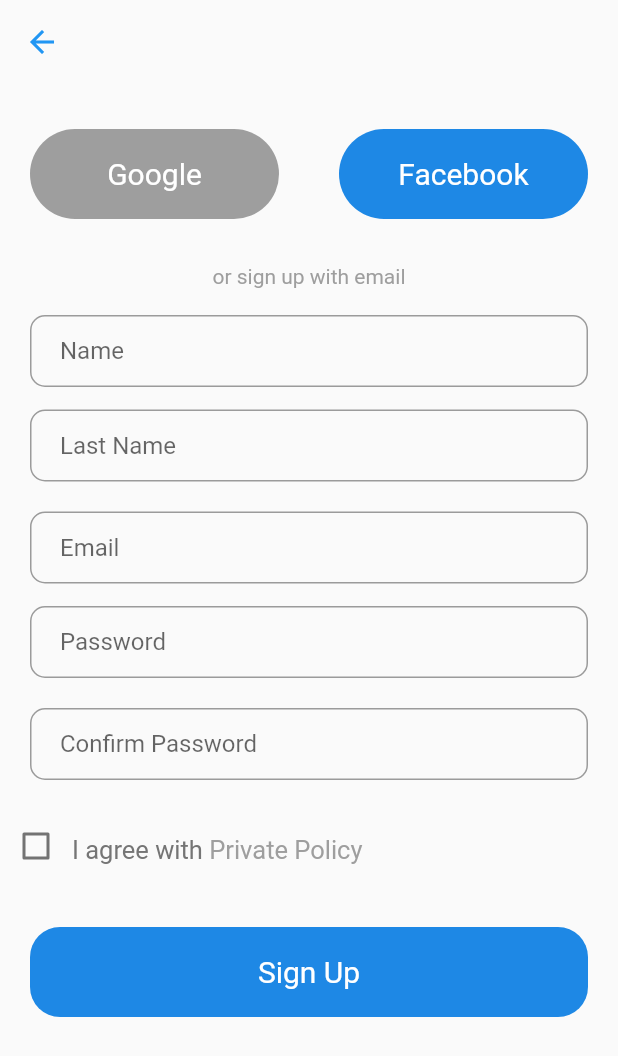
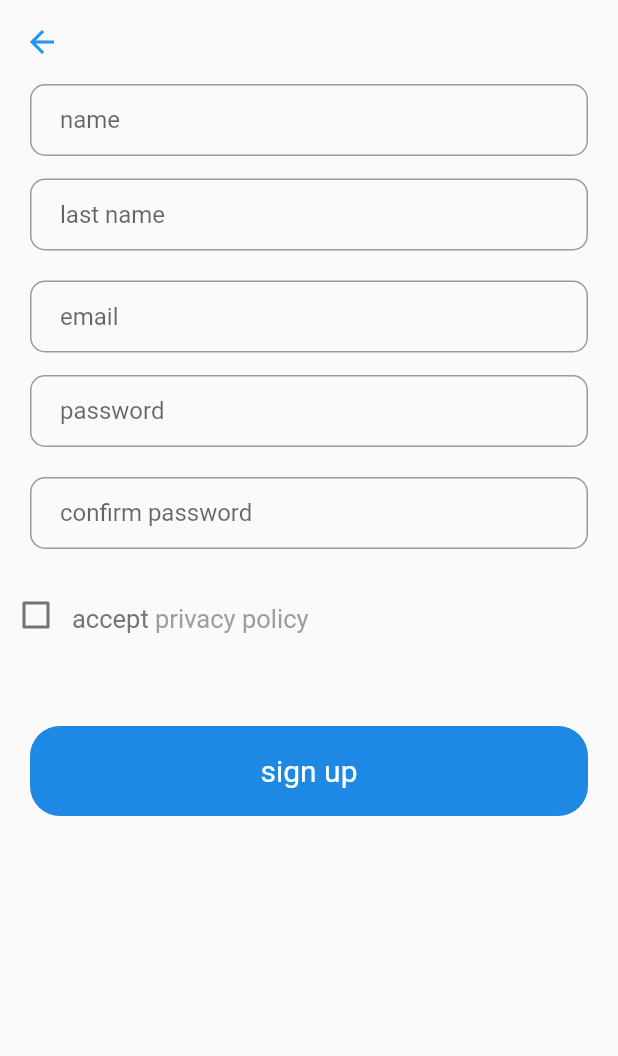
Before and after one commit to Andryut/my-community, a Flutter app: the screen it shows after launch, after a tap on "login", after a tap on "sign up", on a phone screen of 412 x 824 dp. Shown: the top 1056 px of the screen. Run offline on Flutter 3.47's test engine with Material 2 defaults, Android fonts, the phone set to English and light mode, and no system bars; our stand-ins replace cloud_firestore, firebase_auth, firebase_database, google_maps_flutter, location; accounts and stored records are empty.

Commit message:
Registry partial completed

```diff
--- a/my_community_app/lib/screens/auth/login_screen.dart
+++ b/my_community_app/lib/screens/auth/login_screen.dart
@@ -23,6 +23,8 @@ class _LoginScreenState extends State<LoginScreen> {
 
   void _handleSignInError() {
     setState(() {
+      _currentEmail.clear();
+      _currentPassword.clear();
       _inputState = "can't login with the provided credentials";
     });
   }
@@ -193,7 +195,7 @@ class _LoginScreenState extends State<LoginScreen> {
               ),
               */
               Padding(
-                padding: const EdgeInsets.only(bottom: 18.0),
+                padding: const EdgeInsets.all(0.0),
                 child: Text(
                   _inputState,
                   style: TextStyle(
@@ -214,19 +216,13 @@ class _LoginScreenState extends State<LoginScreen> {
                         onTap: () {
                           if (_currentEmail.text != '' &&
                               _currentEmail.text != '') {
-                            try {
-                              FirebaseAuth.instance
-                                  .signInWithEmailAndPassword(
-                                      email: _currentEmail.text,
-                                      password: _currentPassword.text)
-                                  .then((user) => Navigator.pushNamed(
-                                      context, 'home-screen'))
-                                  .catchError(() => _handleSignInError());
-                            } catch (error) {
-                              _handleSignInError();
-                            } finally {
-                              _handleSignInError();
-                            }
+                            FirebaseAuth.instance
+                                .signInWithEmailAndPassword(
+                                    email: _currentEmail.text,
+                                    password: _currentPassword.text)
+                                .then((user) =>
+                                    Navigator.pushNamed(context, 'home-screen'))
+                                .catchError(() => _handleSignInError());
                           } else {
                             setState(() {
                               _inputState = 'email and password needed';
--- a/my_community_app/lib/screens/auth/register_screen.dart
+++ b/my_community_app/lib/screens/auth/register_screen.dart
@@ -1,5 +1,7 @@
 import 'package:flutter/material.dart';
 import 'package:flutter/services.dart';
+import 'package:firebase_auth/firebase_auth.dart';
+import 'package:firebase_database/firebase_database.dart';
 
 class RegisterScreen extends StatefulWidget {
   RegisterScreen({Key key}) : super(key: key);
@@ -15,10 +17,22 @@ class _RegisterScreenState extends State<RegisterScreen> {
   final _currentPassword = TextEditingController();
   final _currentConfirmationPassword = TextEditingController();
   bool _isChecked = false;
+  String _inputState = '';
 
   void onChanged(bool value) {
     setState(() {
       _isChecked = value;
+    });
+  }
+
+  void _handleSignUpError() {
+    setState(() {
+      _currentName.clear();
+      _currentLastName.clear();
+      _currentEmail.clear();
+      _currentPassword.clear();
+      _currentConfirmationPassword.clear();
+      _inputState = "can't create user with the provided credentials";
     });
   }
 
@@ -37,6 +51,7 @@ class _RegisterScreenState extends State<RegisterScreen> {
         child: Column(
           crossAxisAlignment: CrossAxisAlignment.center,
           children: <Widget>[
+            /*
             Row(
               mainAxisAlignment: MainAxisAlignment.center,
               children: <Widget>[
@@ -104,7 +119,7 @@ class _RegisterScreenState extends State<RegisterScreen> {
                 ),
               ],
             ),
-
+            */
             Padding(
               padding:
                   const EdgeInsets.symmetric(horizontal: 20.0, vertical: 0.0),
@@ -112,7 +127,7 @@ class _RegisterScreenState extends State<RegisterScreen> {
                 controller: _currentName,
                 autofocus: false,
                 decoration: InputDecoration(
-                  hintText: 'Name',
+                  hintText: 'name',
                   contentPadding: EdgeInsets.fromLTRB(20.0, 10.0, 20.0, 10.0),
                   border: OutlineInputBorder(
                       borderRadius: BorderRadius.circular(10.0)),
@@ -133,7 +148,7 @@ class _RegisterScreenState extends State<RegisterScreen> {
                 controller: _currentLastName,
                 autofocus: false,
                 decoration: InputDecoration(
-                  hintText: 'Last Name',
+                  hintText: 'last name',
                   contentPadding: EdgeInsets.fromLTRB(20.0, 10.0, 20.0, 10.0),
                   border: OutlineInputBorder(
                       borderRadius: BorderRadius.circular(10.0)),
@@ -153,7 +168,7 @@ class _RegisterScreenState extends State<RegisterScreen> {
                 keyboardType: TextInputType.emailAddress,
                 autofocus: false,
                 decoration: InputDecoration(
-                  hintText: 'Email',
+                  hintText: 'email',
                   contentPadding: EdgeInsets.fromLTRB(20.0, 10.0, 20.0, 10.0),
                   border: OutlineInputBorder(
                       borderRadius: BorderRadius.circular(10.0)),
@@ -175,7 +190,7 @@ class _RegisterScreenState extends State<RegisterScreen> {
                 autofocus: false,
                 obscureText: true,
                 decoration: InputDecoration(
-                  hintText: 'Password',
+                  hintText: 'password',
                   contentPadding: EdgeInsets.fromLTRB(20.0, 10.0, 20.0, 10.0),
                   border: OutlineInputBorder(
                       borderRadius: BorderRadius.circular(10.0)),
@@ -197,7 +212,7 @@ class _RegisterScreenState extends State<RegisterScreen> {
                 autofocus: false,
                 obscureText: true,
                 decoration: InputDecoration(
-                  hintText: 'Confirm Password',
+                  hintText: 'confirm password',
                   contentPadding: EdgeInsets.fromLTRB(20.0, 10.0, 20.0, 10.0),
                   border: OutlineInputBorder(
                       borderRadius: BorderRadius.circular(10.0)),
@@ -226,7 +241,7 @@ class _RegisterScreenState extends State<RegisterScreen> {
                       top: 5.0,
                     ),
                     child: Text(
-                      "I agree with ",
+                      "accept ",
                       style: TextStyle(
                           fontSize: 17.0,
                           color: Colors.grey[600],
@@ -243,7 +258,7 @@ class _RegisterScreenState extends State<RegisterScreen> {
                       // active privacy link
                     },
                     child: Text(
-                      "Private Policy",
+                      "privacy policy",
                       style: TextStyle(
                           fontSize: 17.0,
                           color: Colors.grey[500],
@@ -254,10 +269,62 @@ class _RegisterScreenState extends State<RegisterScreen> {
               ],
             ),
             Padding(
+              padding: const EdgeInsets.all(0.0),
+              child: Text(
+                _inputState,
+                style: TextStyle(
+                  fontSize: 17.0,
+                  color: Colors.red,
+                  fontWeight: FontWeight.normal,
+                ),
+              ),
+            ),
+            Padding(
               padding: const EdgeInsets.only(
                   left: 20.0, right: 20.0, top: 30.0, bottom: 20.0),
               child: GestureDetector(
-                onTap: () => Navigator.pop(context),
+                onTap: () {
+                  if (_currentName.text != '' &&
+                      _currentLastName.text != '' &&
+                      _currentEmail.text != '' &&
+                      _currentPassword.text != '' &&
+                      _currentConfirmationPassword.text != '') {
+                    if (_currentPassword.text ==
+                        _currentConfirmationPassword.text) {
+                      if (_isChecked) {
+                        FirebaseAuth.instance
+                            .createUserWithEmailAndPassword(
+                                email: _currentEmail.text,
+                                password: _currentPassword.text)
+                            .then((user) {
+                          FirebaseDatabase.instance
+                              .reference()
+                              .child('users')
+                              .child(user.uid)
+                              .set({
+                            'displayName':
+                                _currentName.text + _currentLastName.text,
+                            'email': _currentEmail.text,
+                            'uid': user.uid,
+                          });
+                          Navigator.pushNamed(context, 'home-screen');
+                        }).catchError((error) => _handleSignUpError());
+                      } else {
+                        setState(() {
+                          _inputState = 'must agree the privacy policy';
+                        });
+                      }
+                    } else {
+                      setState(() {
+                        _inputState = 'bad password comfirmation';
+                      });
+                    }
+                  } else {
+                    setState(() {
+                      _inputState = 'all the fields are required';
+                    });
+                  }
+                },
                 child: Container(
                   alignment: Alignment.center,
                   height: 60.0,
@@ -266,7 +333,7 @@ class _RegisterScreenState extends State<RegisterScreen> {
                     borderRadius: BorderRadius.circular(20.0),
                   ),
                   child: Text(
-                    "Sign Up",
+                    "sign up",
                     style: TextStyle(fontSize: 20.0, color: Colors.white),
                   ),
                 ),
--- a/my_community_app/lib/screens/home/chats/chats_screen.dart
+++ b/my_community_app/lib/screens/home/app_bodies/chats/chats_screen.dart
@@ -1,5 +1,5 @@
 import 'package:flutter/material.dart';
-import 'package:my_community_app/screens/home/chats/people_card.dart';
+import 'package:my_community_app/screens/home/app_bodies/chats/people_card.dart';
 
 class ChatsScreen extends StatefulWidget {
   @override
```
Also changed, not shown: my_community_app/lib/screens/home/home_screen.dart (+14 -9 lines), my_community_app/lib/screens/home/app_bodies/chats/people_card.dart (renamed from my_community_app/lib/screens/home/chats/people_card.dart), my_community_app/lib/screens/home/app_bodies/events/events_nearby_list.dart (renamed from my_community_app/lib/screens/home/events/events_nearby_list.dart), my_community_app/lib/screens/home/app_bodies/events/events_screen.dart (renamed from my_community_app/lib/screens/home/events/events_screen.dart), my_community_app/lib/screens/home/app_bodies/events/user_information.dart (renamed from my_community_app/lib/screens/home/events/user_information.dart).
